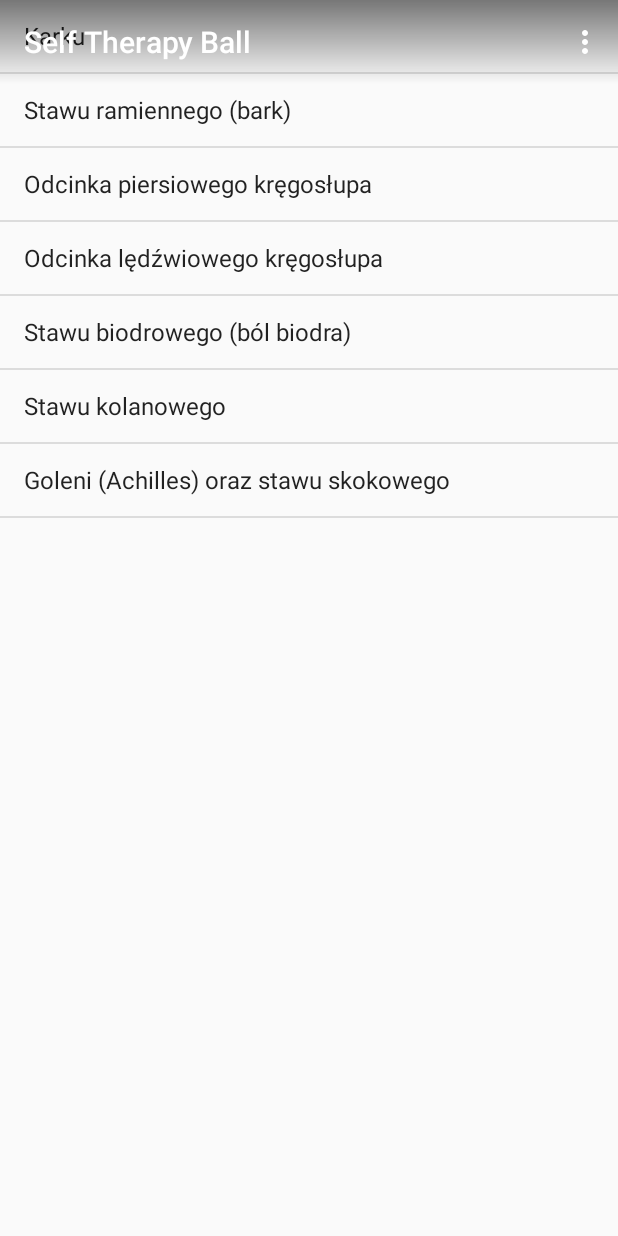
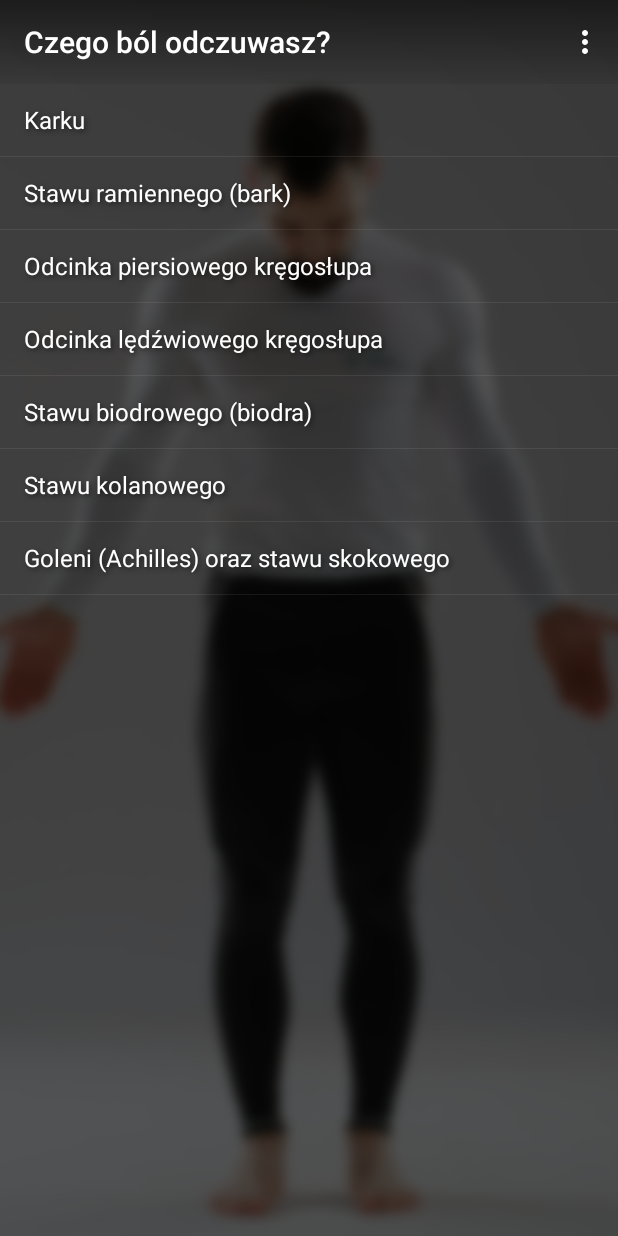
Before and after one commit to Kedrad/self-therapy-ball-app, an Android app: the screen it shows after launch (MainActivity), on a phone screen of 412 x 824 dp. Run offline under Robolectric (Android 15) with nearby library versions, the phone set to English and light mode, and no system bars.

Commit message:
Changes in main activity's layout

```diff
--- a/app/build.gradle
+++ b/app/build.gradle
@@ -1,11 +1,11 @@
 apply plugin: 'com.android.application'
 
 android {
-    compileSdkVersion 26
+    compileSdkVersion 27
     defaultConfig {
         applicationId "com.kedrad.selftherapyball"
         minSdkVersion 15
-        targetSdkVersion 26
+        targetSdkVersion 27
         versionCode 1
         versionName "1.0"
         testInstrumentationRunner "android.support.test.runner.AndroidJUnitRunner"
@@ -20,10 +20,12 @@ android {
 
 dependencies {
     implementation fileTree(dir: 'libs', include: ['*.jar'])
-    implementation 'com.android.support:appcompat-v7:26.1.0'
+    implementation 'com.android.support:appcompat-v7:27.1.1'
     implementation 'com.android.support.constraint:constraint-layout:1.1.0'
-    implementation 'com.android.support:design:26.1.0'
+    implementation 'com.android.support:design:27.1.1'
     testImplementation 'junit:junit:4.12'
     androidTestImplementation 'com.android.support.test:runner:1.0.2'
     androidTestImplementation 'com.android.support.test.espresso:espresso-core:3.0.2'
+    implementation 'com.github.bumptech.glide:glide:4.7.1'
+    annotationProcessor 'com.github.bumptech.glide:compiler:4.7.1'
 }
--- a/app/src/main/java/com/kedrad/selftherapyball/MainActivity.java
+++ b/app/src/main/java/com/kedrad/selftherapyball/MainActivity.java
@@ -1,6 +1,7 @@
 package com.kedrad.selftherapyball;
 
 import android.app.ListActivity;
+import android.graphics.drawable.Drawable;
 import android.os.Bundle;
 import android.support.design.widget.FloatingActionButton;
 import android.support.design.widget.Snackbar;
@@ -9,6 +10,10 @@ import android.support.v7.widget.Toolbar;
 import android.view.View;
 import android.view.Menu;
 import android.view.MenuItem;
+import android.widget.ImageView;
+import android.widget.RelativeLayout;
+import com.bumptech.glide.request.target.SimpleTarget;
+import com.bumptech.glide.request.transition.Transition;
 
 public class MainActivity extends AppCompatActivity {
 
@@ -19,7 +24,15 @@ public class MainActivity extends AppCompatActivity {
         Toolbar toolbar = (Toolbar) findViewById(R.id.toolbar);
         setSupportActionBar(toolbar);
 
+        //Setting title in the toolbar
+        this.setTitle(R.string.menu_message);
+
+        //Loading image into the background
+        ImageView imageViewBackground = findViewById(R.id.iv_background);
+        GlideApp.with(this).load(R.drawable.front3).fitCenter().into(imageViewBackground);
+
     }
+
 
     @Override
     public boolean onCreateOptionsMenu(Menu menu) {
@@ -42,4 +55,6 @@ public class MainActivity extends AppCompatActivity {
 
         return super.onOptionsItemSelected(item);
     }
+
+
 }
--- /dev/null
+++ b/app/src/main/java/com/kedrad/selftherapyball/MyAppGlideModule.java
@@ -0,0 +1,12 @@
+package com.kedrad.selftherapyball;
+
+/**
+ * Created by rad on 22.05.18.
+ */
+
+import com.bumptech.glide.annotation.GlideModule;
+import com.bumptech.glide.module.AppGlideModule;
+
+@GlideModule
+public class MyAppGlideModule extends AppGlideModule {
+}
--- a/app/src/main/res/drawable/background_toolbar_translucent.xml
+++ b/app/src/main/res/drawable/background_toolbar_translucent.xml
@@ -1,9 +1,8 @@
 <?xml version="1.0" encoding="utf-8"?>
 <shape
     xmlns:android="http://schemas.android.com/apk/res/android">
-
     <gradient
         android:angle="270"
-        android:endColor="@android:color/transparent"
-        android:startColor="@color/black_alpha_40"/>
+        android:endColor="#10000000"
+        android:startColor="@color/black_alpha_toolbar"/>
 </shape>
--- a/app/src/main/res/layout/activity_main.xml
+++ b/app/src/main/res/layout/activity_main.xml
@@ -1,14 +1,18 @@
 <?xml version="1.0" encoding="utf-8"?>
-<RelativeLayout xmlns:android="http://schemas.android.com/apk/res/android"
+<FrameLayout xmlns:android="http://schemas.android.com/apk/res/android"
     xmlns:app="http://schemas.android.com/apk/res-auto"
     xmlns:tools="http://schemas.android.com/tools"
     android:layout_width="match_parent"
     android:layout_height="match_parent"
-    tools:context="com.kedrad.selftherapyball.MainActivity">
-
-
-    <include layout="@layout/content_main" />
-
+    tools:context="com.kedrad.selftherapyball.MainActivity"
+    >
+    <ImageView
+        android:layout_width="wrap_content"
+        android:layout_height="match_parent"
+        android:scaleType = "centerCrop"
+        android:id="@+id/iv_background"
+        android:foreground="@color/image_overlay_black"
+        />
     <android.support.v7.widget.Toolbar
         android:id="@+id/toolbar"
         android:layout_width="match_parent"
@@ -17,4 +21,8 @@
         app:popupTheme="@style/ThemeOverlay.AppCompat.Light"
         app:theme="@style/ThemeOverlay.AppCompat.Dark.ActionBar" />
 
-</RelativeLayout>
+    <include layout="@layout/content_main" />
+
+
+
+</FrameLayout>
--- a/app/src/main/res/layout/content_main.xml
+++ b/app/src/main/res/layout/content_main.xml
@@ -1,5 +1,5 @@
 <?xml version="1.0" encoding="utf-8"?>
-<android.support.constraint.ConstraintLayout xmlns:android="http://schemas.android.com/apk/res/android"
+<RelativeLayout xmlns:android="http://schemas.android.com/apk/res/android"
     xmlns:app="http://schemas.android.com/apk/res-auto"
     xmlns:tools="http://schemas.android.com/tools"
     android:layout_width="match_parent"
@@ -13,8 +13,11 @@
         style="@style/Widget.AppCompat.ListView"
         android:layout_width="match_parent"
         android:layout_height="match_parent"
-        android:entries="@array/menu_pain">
+        android:layout_marginTop="?attr/actionBarSize"
+        android:divider="@android:drawable/divider_horizontal_dark"
+        android:entries="@array/menu_pain"
+        android:theme="@style/WhiteList">
 
     </ListView>
 
-</android.support.constraint.ConstraintLayout>
+</RelativeLayout>
--- a/app/src/main/res/values/colors.xml
+++ b/app/src/main/res/values/colors.xml
@@ -5,5 +5,7 @@
     <color name="colorPrimaryDark">#2fab4d</color>
     <color name="colorAccent">#2fab4d</color>
     <!--<color name="colorAccent">#59546d</color>-->
-    <color name="black_alpha_40">#86000000</color>
+    <color name="black_alpha_toolbar">#86000000</color>
+    <color name="image_overlay_black">#AA000000</color>
+    <color name="text_shadow">#88000000</color>
 </resources>
--- a/app/src/main/res/values/strings.xml
+++ b/app/src/main/res/values/strings.xml
@@ -9,7 +9,7 @@
         <item>Stawu ramiennego (bark)</item>
         <item>Odcinka piersiowego kręgosłupa</item>
         <item>Odcinka lędźwiowego kręgosłupa</item>
-        <item>Stawu biodrowego (ból biodra)</item>
+        <item>Stawu biodrowego (biodra)</item>
         <item>Stawu kolanowego</item>
         <item>Goleni (Achilles) oraz stawu skokowego</item>
     </string-array>
--- a/app/src/main/res/values/styles.xml
+++ b/app/src/main/res/values/styles.xml
@@ -17,4 +17,12 @@
 
     <style name="AppTheme.PopupOverlay" parent="ThemeOverlay.AppCompat.Light" />
 
+    <style name="WhiteList">
+        <item name="android:textColor">#FFFFFF</item>
+        <item name="android:shadowColor">@color/text_shadow</item>
+        <item name="android:shadowDx">2</item>
+        <item name="android:shadowDy">2</item>
+        <item name="android:shadowRadius">4</item>
+    </style>
+
 </resources>
--- a/build.gradle
+++ b/build.gradle
@@ -7,8 +7,7 @@ buildscript {
         jcenter()
     }
     dependencies {
-        classpath 'com.android.tools.build:gradle:3.0.1'
-
+        classpath 'com.android.tools.build:gradle:3.1.2'
 
         // NOTE: Do not place your application dependencies here; they belong
         // in the individual module build.gradle files
```
Also changed, not shown: app/src/main/res/drawable-hdpi/front.jpg (added), app/src/main/res/drawable-ldpi/front.jpg (added), app/src/main/res/drawable-mdpi/front.jpg (added), app/src/main/res/drawable-xhdpi/front.jpg (added), app/src/main/res/drawable-xxhdpi/front.jpg (added), app/src/main/res/drawable-xxhdpi/front1.jpg (added), app/src/main/res/drawable-xxhdpi/front2.jpg (added), app/src/main/res/drawable-xxhdpi/front3.jpg (added), gradle/wrapper/gradle-wrapper.properties, 1 other file.
